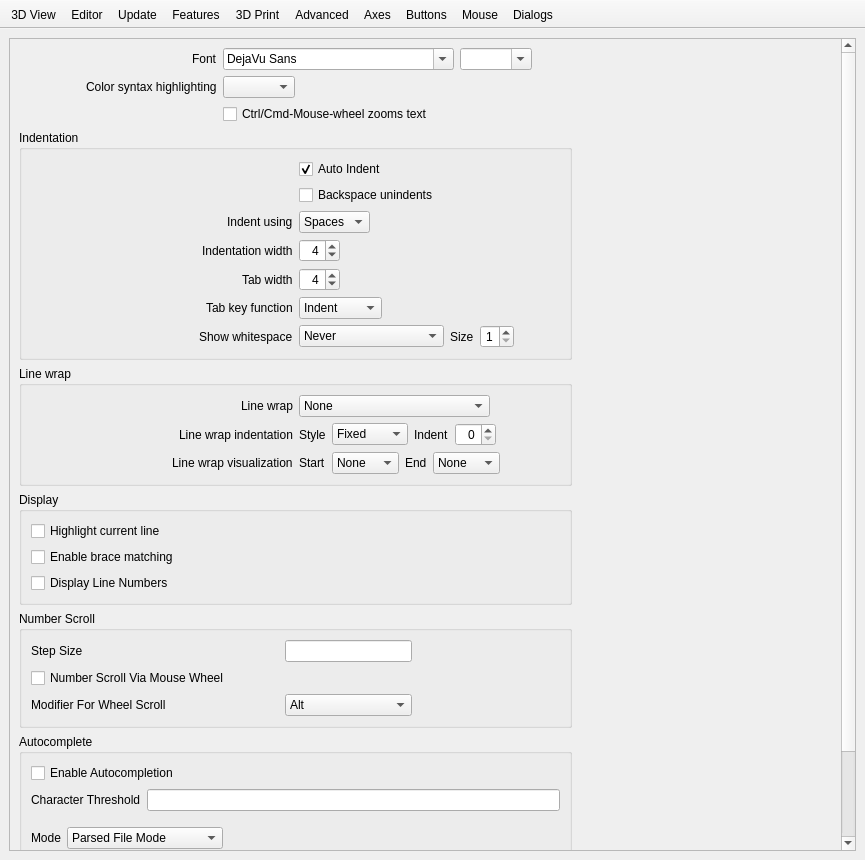
Old version of the form src/gui/Preferences.ui in the repository openscad/openscad.
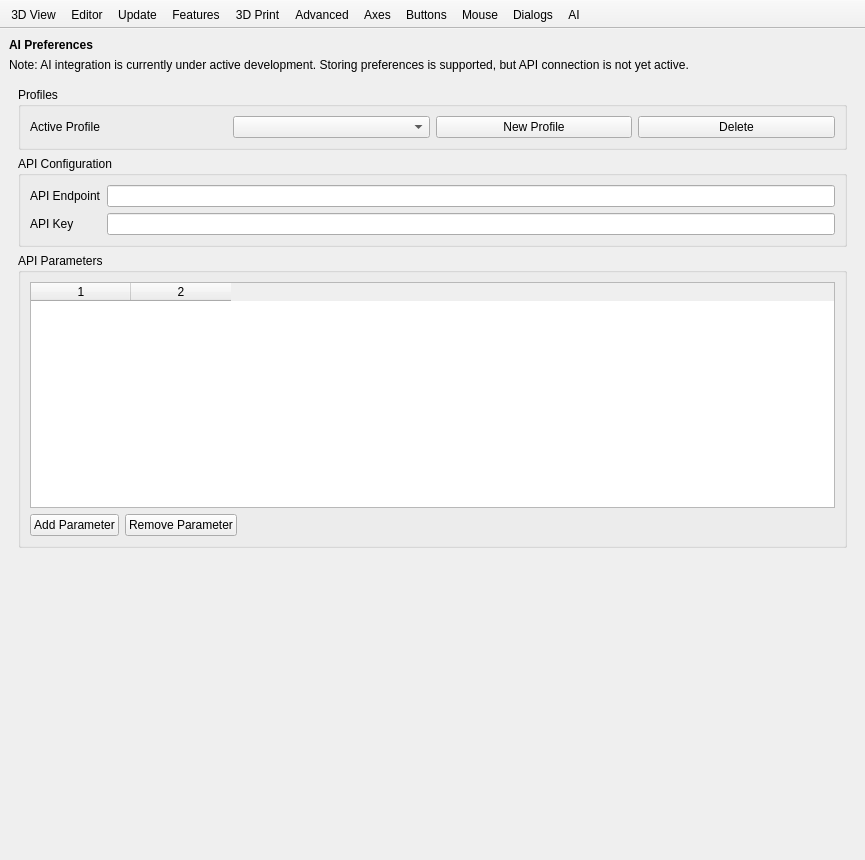
New version of the form. The open tabs and pages were chosen to show the change. Icons and pictures are not drawn. Custom widgets are drawn as their Qt base class.

Commit message: feat(gui): AIDock preferences (#6836)

Diff of the .ui file:
```diff
--- a/src/gui/Preferences.ui
+++ b/src/gui/Preferences.ui
@@ -2925,6 +2925,196 @@
         </item>
        </layout>
       </widget>
+      <widget class="QWidget" name="pageAI">
+       <layout class="QVBoxLayout" name="verticalLayoutAI">
+        <property name="leftMargin">
+         <number>0</number>
+        </property>
+        <property name="topMargin">
+         <number>0</number>
+        </property>
+        <property name="rightMargin">
+         <number>0</number>
+        </property>
+        <property name="bottomMargin">
+         <number>0</number>
+        </property>
+        <item>
+         <widget class="QLabel" name="labelAIHeader">
+          <property name="font">
+           <font>
+            <weight>75</weight>
+            <bold>true</bold>
+           </font>
+          </property>
+          <property name="text">
+           <string>AI Preferences</string>
+          </property>
+         </widget>
+        </item>
+        <item>
+         <widget class="QLabel" name="labelAIUnderDevWarning">
+          <property name="text">
+           <string>Note: AI integration is currently under active development. Storing preferences is supported, but API connection is not yet active.</string>
+          </property>
+          <property name="wordWrap">
+           <bool>true</bool>
+          </property>
+          <property name="textFormat">
+           <enum>Qt::AutoText</enum>
+          </property>
+         </widget>
+        </item>
+        <item>
+         <widget class="QScrollArea" name="scrollAreaAI">
+          <property name="frameShape">
+           <enum>QFrame::NoFrame</enum>
+          </property>
+          <property name="widgetResizable">
+           <bool>true</bool>
+          </property>
+          <widget class="QWidget" name="scrollAreaWidgetContentsAI">
+           <property name="geometry">
+            <rect>
+             <x>0</x>
+             <y>0</y>
+             <width>839</width>
+             <height>750</height>
+            </rect>
+           </property>
+           <layout class="QVBoxLayout" name="verticalLayoutAIScroll">
+            <item>
+             <widget class="QGroupBox" name="groupBoxAIProfile">
+              <property name="title">
+               <string>Profiles</string>
+              </property>
+              <layout class="QGridLayout" name="gridLayoutAIProfile">
+               <item row="0" column="0">
+                <widget class="QLabel" name="labelAIProfile">
+                 <property name="text">
+                  <string>Active Profile</string>
+                 </property>
+                </widget>
+               </item>
+               <item row="0" column="1">
+                <widget class="QComboBox" name="comboBoxAIProfile"/>
+               </item>
+               <item row="0" column="2">
+                <widget class="QPushButton" name="pushButtonAINewProfile">
+                 <property name="text">
+                  <string>New Profile</string>
+                 </property>
+                </widget>
+               </item>
+               <item row="0" column="3">
+                <widget class="QPushButton" name="pushButtonAIDeleteProfile">
+                 <property name="text">
+                  <string>Delete</string>
+                 </property>
+                </widget>
+               </item>
+              </layout>
+             </widget>
+            </item>
+            <item>
+             <widget class="QGroupBox" name="groupBoxAIConfig">
+              <property name="title">
+               <string>API Configuration</string>
+              </property>
+              <layout class="QGridLayout" name="gridLayoutAIConfig">
+               <item row="0" column="0">
+                <widget class="QLabel" name="labelAIApiEndpoint">
+                 <property name="text">
+                  <string>API Endpoint</string>
+                 </property>
+                </widget>
+               </item>
+               <item row="0" column="1">
+                <widget class="QLineEdit" name="lineEditAIApiEndpoint"/>
+               </item>
+               <item row="1" column="0">
+                <widget class="QLabel" name="labelAIApiKey">
+                 <property name="text">
+                  <string>API Key</string>
+                 </property>
+                </widget>
+               </item>
+               <item row="1" column="1">
+                <widget class="QLineEdit" name="lineEditAIApiKey">
+                 <property name="echoMode">
+                  <enum>QLineEdit::Password</enum>
+                 </property>
+                </widget>
+               </item>
+              </layout>
+             </widget>
+            </item>
+            <item>
+             <widget class="QGroupBox" name="groupBoxAIParams">
+              <property name="title">
+               <string>API Parameters</string>
+              </property>
+              <layout class="QVBoxLayout" name="verticalLayoutAIParams">
+               <item>
+                <widget class="QTableWidget" name="tableWidgetAIParams">
+                 <property name="columnCount">
+                  <number>2</number>
+                 </property>
+                </widget>
+               </item>
+               <item>
+                <layout class="QHBoxLayout" name="horizontalLayoutAIParamsButtons">
+                 <item>
+                  <widget class="QPushButton" name="pushButtonAIParamAdd">
+                   <property name="text">
+                    <string>Add Parameter</string>
+                   </property>
+                  </widget>
+                 </item>
+                 <item>
+                  <widget class="QPushButton" name="pushButtonAIParamRemove">
+                   <property name="text">
+                    <string>Remove Parameter</string>
+                   </property>
+                  </widget>
+                 </item>
+                 <item>
+                  <spacer name="horizontalSpacerAIParams">
+                   <property name="orientation">
+                    <enum>Qt::Horizontal</enum>
+                   </property>
+                   <property name="sizeHint" stdset="0">
+                    <size>
+                     <width>40</width>
+                     <height>20</height>
+                    </size>
+                   </property>
+                  </spacer>
+                 </item>
+                </layout>
+               </item>
+              </layout>
+             </widget>
+            </item>
+            <item>
+             <spacer name="verticalSpacerAI">
+              <property name="orientation">
+               <enum>Qt::Vertical</enum>
+              </property>
+              <property name="sizeHint" stdset="0">
+               <size>
+                <width>20</width>
+                <height>40</height>
+               </size>
+              </property>
+             </spacer>
+            </item>
+           </layout>
+          </widget>
+         </widget>
+        </item>
+       </layout>
+      </widget>
      </widget>
     </item>
    </layout>
@@ -2964,6 +3154,7 @@
    <addaction name="prefsActionInputButton"/>
    <addaction name="prefsActionMouse"/>
    <addaction name="prefsActionDialogs"/>
+   <addaction name="prefsActionAI"/>
   </widget>
   <action name="prefsAction3DView">
    <property name="checkable">
@@ -3094,6 +3285,21 @@
     <string>Dialogs</string>
    </property>
   </action>
+  <action name="prefsActionAI">
+   <property name="checkable">
+    <bool>true</bool>
+   </property>
+   <property name="icon">
+    <iconset resource="../../resources/common.qrc">
+     <normaloff>:/icons/prefsFeatures.png</normaloff>:/icons/prefsFeatures.png</iconset>
+   </property>
+   <property name="text">
+    <string>AI</string>
+   </property>
+   <property name="toolTip">
+    <string>AI and LLM configurations</string>
+   </property>
+  </action>
   <action name="actionLocalAppParameterDir">
    <property name="icon">
     <iconset theme="chokusen-folder"/>
```
The commit also changes 14 other files.
